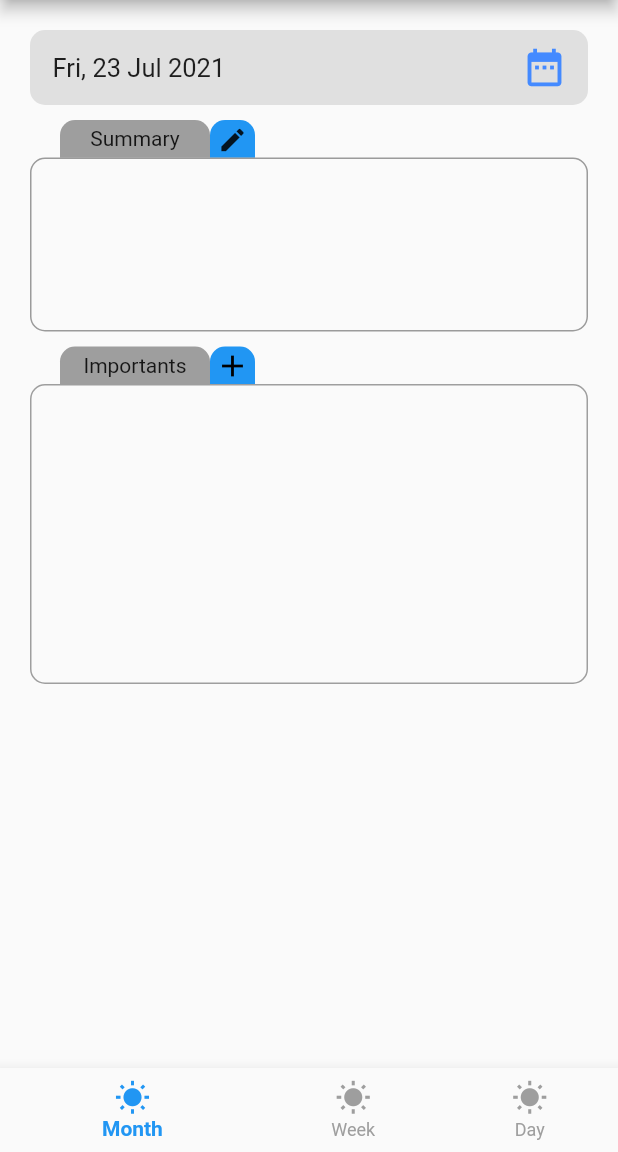
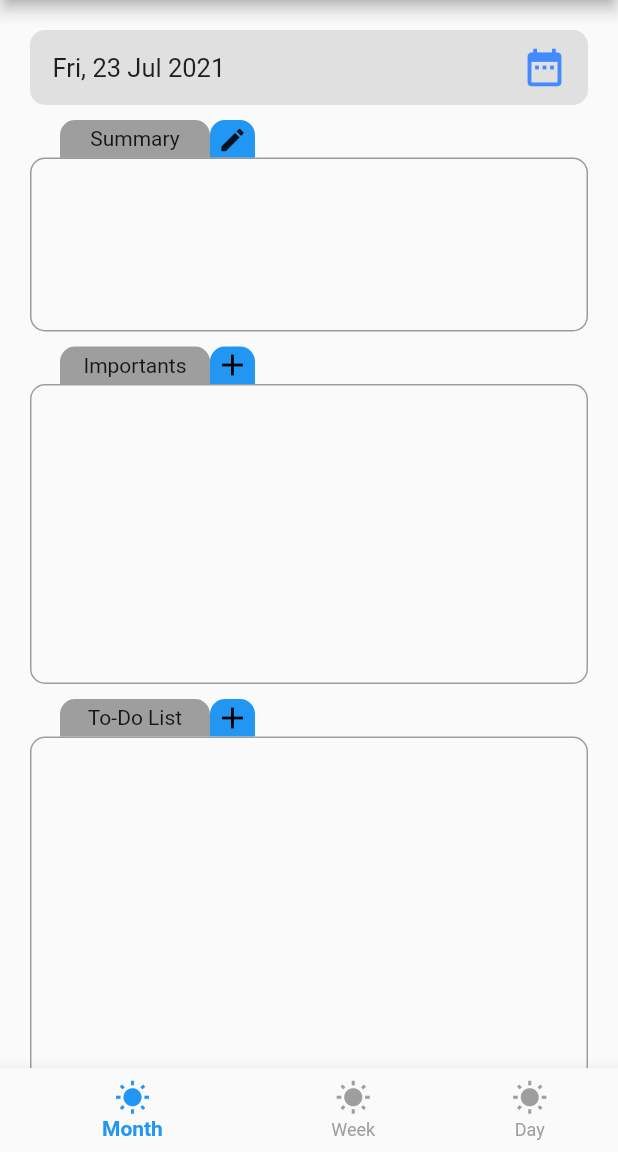
Before and after one commit to imanhavangi/planner, a Flutter app: the screen it shows after launch, on a phone screen of 412 x 824 dp, the part 84-1236 px from its top. Run offline on Flutter 3.47's test engine with Material 2 defaults, Android fonts, the phone set to English and light mode, and no system bars; missing offline and left inert: auto_direction.

Commit message:
start To-Do List on Day

```diff
--- a/lib/important.dart
+++ b/lib/Important.dart
@@ -1,6 +1,6 @@
 import 'package:flutter/cupertino.dart';
 
-class important {
+class Important {
   String title;
   bool done;
   IconData icon;
@@ -9,7 +9,7 @@ class important {
   TextEditingController controller;
   Color doneColor;
 
-  important(String title, bool done, IconData icon, Color iconColor, bool readOnly, Color doneColor){
+  Important(String title, bool done, IconData icon, Color iconColor, bool readOnly, Color doneColor){
     this.title = title;
     this.done = done;
     this.icon = icon;
--- /dev/null
+++ b/lib/TodoDay.dart
@@ -0,0 +1,37 @@
+enum TaskType {
+  work,
+  study,
+  social,
+  rest,
+  entertainment,
+  sport,
+  other,
+}
+enum Necessity{
+  mandatory,
+  optional,
+}
+enum Period{
+  morning,
+  afternoon,
+  night,
+}
+class TodoDay{
+  String title;
+  bool readOnly;
+  bool done;
+  int time;
+  TaskType taskType;
+  Necessity necessity;
+  Period period;
+
+  TodoDay(String title, bool readOnly, bool done, int time, TaskType taskType, Necessity necessity, Period period){
+    this.title = title;
+    this.readOnly = readOnly;
+    this.done = done;
+    this.time = time;
+    this.taskType = taskType;
+    this.necessity = necessity;
+    this.period = period;
+  }
+}
--- a/lib/main.dart
+++ b/lib/main.dart
@@ -1,6 +1,5 @@
 import 'package:flutter/material.dart';
 import 'package:planner/day.dart';
-import 'package:planner/important.dart';
 import 'package:planner/month.dart';
 import 'package:planner/week.dart';
 
--- a/lib/month.dart
+++ b/lib/month.dart
@@ -1,11 +1,11 @@
-import 'dart:ffi';
-
 import 'package:flutter/cupertino.dart';
 import 'package:flutter/material.dart';
 import 'package:intl/intl.dart';
 import 'package:auto_direction/auto_direction.dart';
-import 'package:planner/important.dart';
+import 'package:planner/Important.dart';
 import 'dart:ui' as ui;
+
+import 'package:planner/TodoDay.dart';
 
 class Month extends StatefulWidget {
 
@@ -25,7 +25,8 @@ class _MonthState extends State<Month> {
   bool _isReadOnly = true;
   DateTime _dateTime = DateTime.now();
   String text = "";
-  List<important> importants = new List<important>();
+  List<Important> importants = new List<Important>();
+  List<TodoDay> todoDays = new List<TodoDay>();
   var myController = TextEditingController();
 
   // List<IconData> importantIcon = List<IconData>.generate(100, (index) => Icons.save);
@@ -33,8 +34,12 @@ class _MonthState extends State<Month> {
   // List<bool> importantReadOnly = List<bool>.generate(100, (index) => false);
 
   void _creat(String title, bool done){
-    important imp = new important('', false, Icons.save, Colors.red, false, Colors.white);
+    Important imp = new Important("", false, Icons.save, Colors.red, false, Colors.white);
     importants.add(imp);
+  }
+  void _createTodoDay(){
+    TodoDay todoDay = new TodoDay("", false, false, 60, TaskType.study, Necessity.mandatory, Period.morning);
+    todoDays.add(todoDay);
   }
 
   _selectDate(BuildContext context) async {
@@ -174,7 +179,7 @@ class _MonthState extends State<Month> {
                     borderRadius: BorderRadius.only(topLeft: Radius.circular(10), topRight: Radius.circular(10)),
                     color: Colors.blue,
                   ),
-                  child: IconButton(icon: Icon(Icons.add, color: Colors.black,), padding: EdgeInsets.only(top: 1), iconSize: 24,
+                  child: IconButton(icon: Icon(Icons.add, color: Colors.black,), padding: EdgeInsets.all(0),
                     onPressed: (){
                     setState(() {
                       _creat('salam', true);
@@ -288,8 +293,94 @@ class _MonthState extends State<Month> {
               ),
           ),
           Padding(
+            padding: EdgeInsets.only(left: 40, right: 20, top: 10),
+            child: Row(
+              children: <Widget>[
+                Container(
+                  height: 25,
+                  width: 100,
+                  decoration: BoxDecoration(
+                    borderRadius: BorderRadius.only(topLeft: Radius.circular(10), topRight: Radius.circular(10)),
+                    color: Colors.grey,
+                  ),
+                  alignment: Alignment.center,
+                  child: Text(
+                    'To-Do List',
+                  ),
+                ),
+                Container(
+                  height: 25,
+                  width: 30,
+                  decoration: BoxDecoration(
+                    borderRadius: BorderRadius.only(topLeft: Radius.circular(10), topRight: Radius.circular(10)),
+                    color: Colors.blue,
+                  ),
+                  child: IconButton(icon: Icon(Icons.add, color: Colors.black,), padding: EdgeInsets.all(0),
+                    onPressed: (){setState(() {
+                      _createTodoDay();
+                    });},
+                  ),
+                )
+              ],
+            ),
+          ),
+          Padding(
             padding: EdgeInsets.only(left: 20, right: 20),
-
+            child: Container(
+              height: 250,
+              decoration: BoxDecoration(
+                border: Border.all(color: Colors.grey),
+                borderRadius: BorderRadius.all(Radius.circular(10)),
+              ),
+              child: ListView.builder(
+                padding: EdgeInsets.all(10),
+                scrollDirection: Axis.vertical,
+                itemCount: todoDays.length,
+                itemBuilder: (BuildContext context, int index){
+                  return Container(
+                    padding: EdgeInsets.only(bottom: 5),
+                    height: 30,
+                    child: Row(
+                      children: <Widget>[
+                        Container(
+                          width: 25,
+                          decoration: BoxDecoration(
+                            borderRadius: BorderRadius.all(Radius.circular(5)),
+                            color: Colors.redAccent,
+                          ),
+                          child: IconButton(icon: Icon(Icons.delete, color: Colors.black,), padding: EdgeInsets.all(0),
+                            onPressed: (){setState(() {
+                              todoDays.removeAt(index);
+                            });},
+                          ),
+                        ),
+                        SizedBox(
+                          width: 5,
+                        ),
+                        Container(
+                          width: 25,
+                          decoration: BoxDecoration(
+                            borderRadius: BorderRadius.all(Radius.circular(5)),
+                            color: Colors.blue,
+                          ),
+                          child: IconButton(icon: Icon(Icons.edit, color: Colors.black,), padding: EdgeInsets.all(0),),
+                        ),
+                        SizedBox(
+                          width: 5,
+                        ),
+                        Container(
+                          width: 150,
+                          decoration: BoxDecoration(
+                            borderRadius: BorderRadius.all(Radius.circular(5)),
+                            border: Border.all(color: Colors.grey),
+                          ),
+                        )
+                      ],
+                    ),
+                  );
+                },
+              ),
+            ),
           )
         ],
       ),
```
